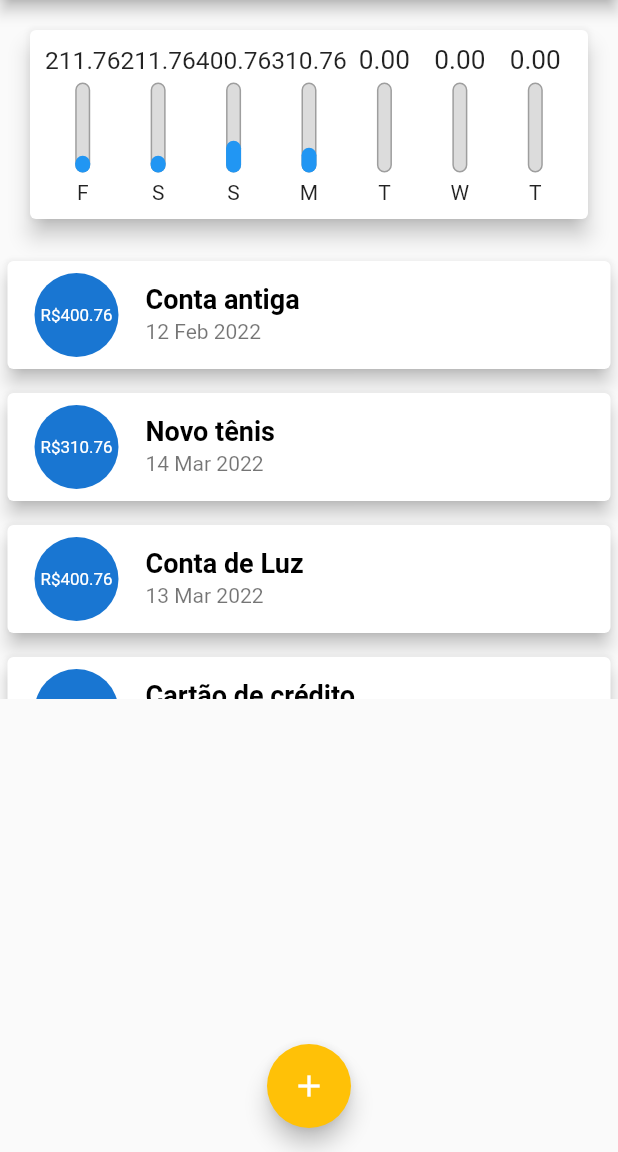
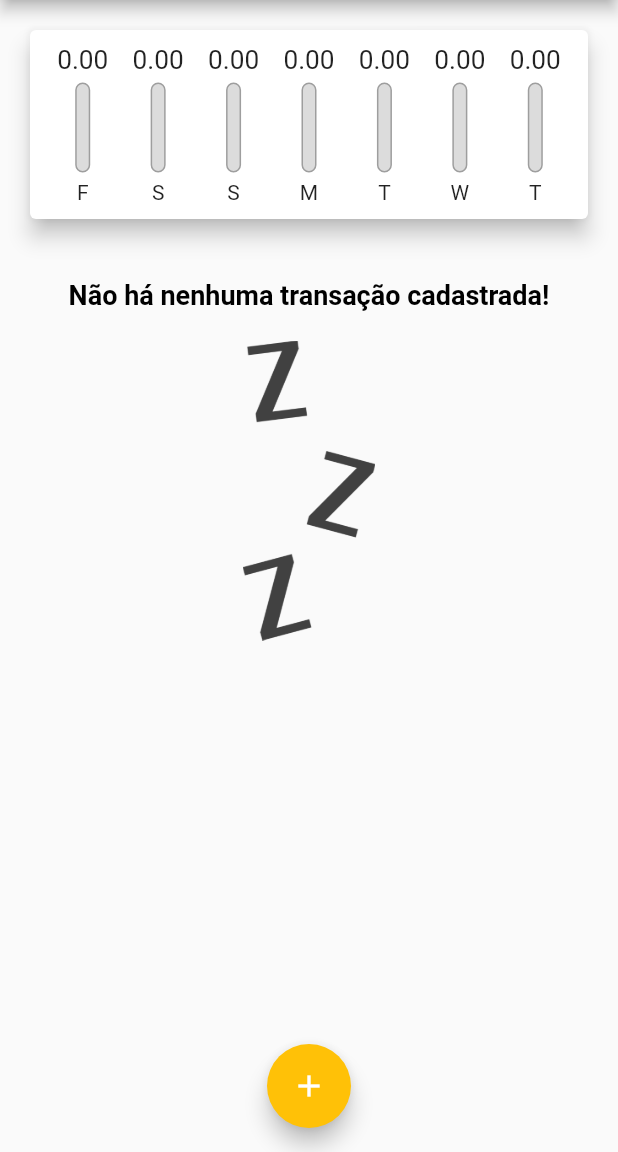
Before and after one commit to gbarros1994/expenses, a Flutter app: the screen it shows after launch, on a phone screen of 412 x 824 dp, the part 84-1236 px from its top. Run offline on Flutter 3.47's test engine with Material 2 defaults, Android fonts, the phone set to English and light mode, and no system bars.

Commit message:
null value

```diff
--- a/lib/components/chart.dart
+++ b/lib/components/chart.dart
@@ -56,7 +56,7 @@ class Chart extends StatelessWidget {
               child: ChartBar(
                 tr['day'].toString(),
                 (tr['value'] as double),
-                (tr['value'] as double) / _weekTotalValue,
+               _weekTotalValue == 0 ? 0 : (tr['value'] as double) / _weekTotalValue,
               ),
             );
           }).toList(),
--- a/lib/main.dart
+++ b/lib/main.dart
@@ -50,38 +50,7 @@ class MyHomePage extends StatefulWidget {
 
 class _MyHomePageState extends State<MyHomePage> {
 
-final List<Transaction> _transactions = [
-    Transaction(
-      id: 't0',
-      title: 'Conta antiga',
-      value: 400.76,
-      date: DateTime.now().subtract(Duration(days: 33)),
-    ),
-    Transaction(
-      id: 't1',
-      title: 'Novo tênis',
-      value: 310.76,
-      date: DateTime.now().subtract(Duration(days: 3)),
-    ),
-    Transaction(
-      id: 't2',
-      title: 'Conta de Luz',
-      value: 400.76,
-      date: DateTime.now().subtract(Duration(days: 4)),
-    ),
-    Transaction(
-      id: 't3',
-      title: 'Cartão de crédito',
-      value: 211.76,
-      date: DateTime.now().subtract(Duration(days: 5)),
-    ),
-    Transaction(
-      id: 't4',
-      title: 'Lanche',
-      value: 211.76,
-      date: DateTime.now().subtract(Duration(days: 6)),
-    ),
-  ];
+final List<Transaction> _transactions = [];
 
   List<Transaction> get _recentTranscations {
     return _transactions.where((tra) {
```
